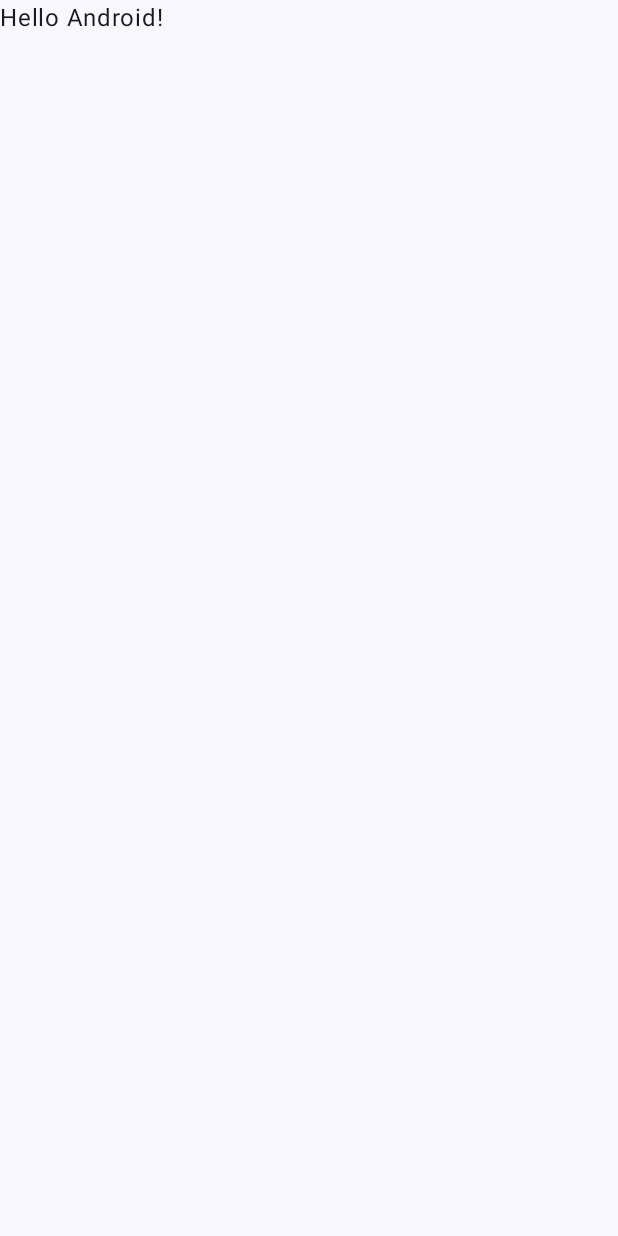
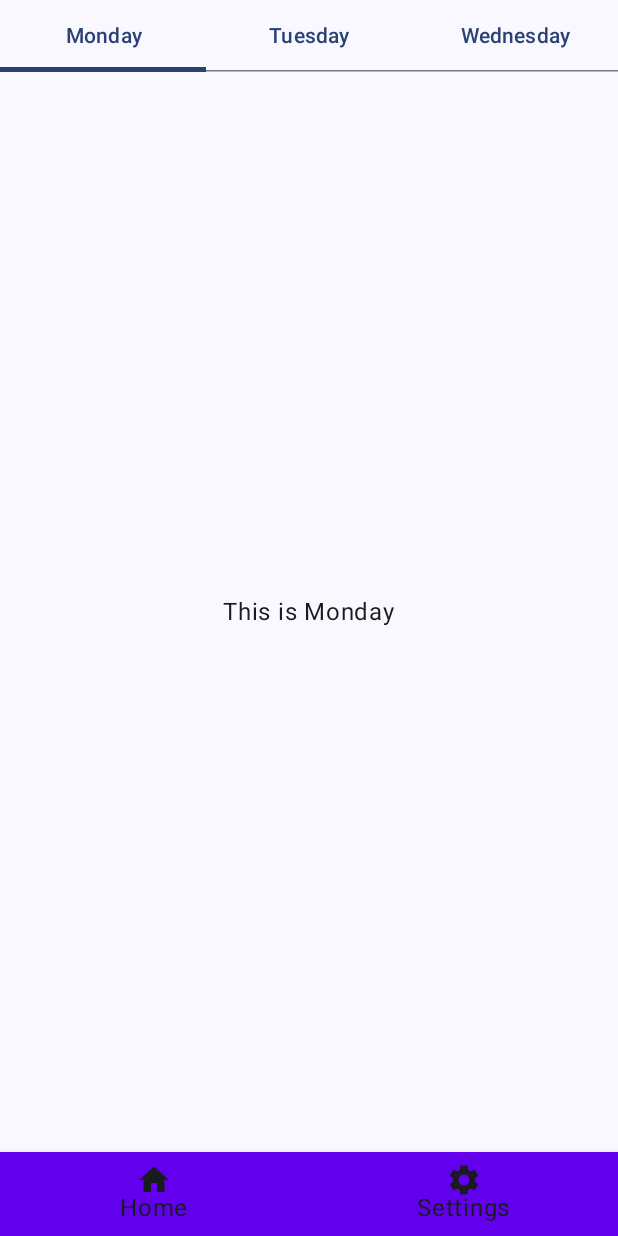
Before and after one commit to hdi10/PrintZone1, an Android app built with Jetpack Compose: the screen it shows after launch (MainActivity), on a phone screen of 412 x 824 dp. Before the commit the screen is almost empty. Run offline under Robolectric (Android 15) with nearby library versions, the phone set to English and light mode, and no system bars; our stand-ins replace accompanist.

Commit message:
TabLayout in Jetpack Compose

```diff
--- a/app/build.gradle.kts
+++ b/app/build.gradle.kts
@@ -59,6 +59,12 @@ dependencies {
     implementation(libs.androidx.ui.graphics)
     implementation(libs.androidx.ui.tooling.preview)
     implementation(libs.androidx.material3)
+
+    //////////////////Accompanist IMPORT wegen https://github.com/hdi10/RandomChoiceHelperApplicationApp/blob/dev/app/src/main/res/drawable/randomgenerate.png
+    // RandomChoiceHelper Fragment
+    implementation(libs.accompanist.pager)
+    implementation(libs.accompanist.pager.indicators)
+
     testImplementation(libs.junit)
     androidTestImplementation(libs.androidx.junit)
     androidTestImplementation(libs.androidx.espresso.core)
--- a/app/src/main/java/com/zelkulon/printzone1/MainActivity.kt
+++ b/app/src/main/java/com/zelkulon/printzone1/MainActivity.kt
@@ -4,14 +4,34 @@ import android.os.Bundle
 import androidx.activity.ComponentActivity
 import androidx.activity.compose.setContent
 import androidx.activity.enableEdgeToEdge
+import androidx.compose.foundation.layout.Box
+import androidx.compose.foundation.layout.Column
 import androidx.compose.foundation.layout.fillMaxSize
 import androidx.compose.foundation.layout.padding
+import androidx.compose.material.BottomNavigation
+import androidx.compose.material.BottomNavigationItem
+import androidx.compose.material.icons.Icons
+import androidx.compose.material.icons.filled.Home
+import androidx.compose.material.icons.filled.Settings
+import androidx.compose.material3.Icon
 import androidx.compose.material3.Scaffold
+import androidx.compose.material3.Tab
+import androidx.compose.material3.TabRow
 import androidx.compose.material3.Text
 import androidx.compose.runtime.Composable
+import androidx.compose.runtime.getValue
+import androidx.compose.runtime.mutableStateOf
+import androidx.compose.runtime.remember
+import androidx.compose.runtime.rememberCoroutineScope
+import androidx.compose.runtime.setValue
+import androidx.compose.ui.Alignment
 import androidx.compose.ui.Modifier
 import androidx.compose.ui.tooling.preview.Preview
+import com.google.accompanist.pager.ExperimentalPagerApi
+import com.google.accompanist.pager.HorizontalPager
+import com.google.accompanist.pager.rememberPagerState
 import com.zelkulon.printzone1.ui.theme.PrintZone1Theme
+import kotlinx.coroutines.launch
 
 class MainActivity : ComponentActivity() {
     override fun onCreate(savedInstanceState: Bundle?) {
@@ -20,10 +40,7 @@ class MainActivity : ComponentActivity() {
         setContent {
             PrintZone1Theme {
                 Scaffold(modifier = Modifier.fillMaxSize()) { innerPadding ->
-                    Greeting(
-                        name = "Android",
-                        modifier = Modifier.padding(innerPadding)
-                    )
+                    MyComposeScreen()
                 }
             }
         }
@@ -38,6 +55,84 @@ fun Greeting(name: String, modifier: Modifier = Modifier) {
     )
 }
 
+@OptIn(ExperimentalPagerApi::class)
+@Composable
+fun MyComposeScreen() {
+    val tabTitles = listOf("Monday", "Tuesday", "Wednesday")
+    val pagerState = rememberPagerState()
+    val coroutineScope = rememberCoroutineScope()
+    var selectedBottomItem by remember { mutableStateOf("home") }
+
+    Scaffold(
+        bottomBar = {
+            BottomNavigation {
+                BottomNavigationItem(
+                    selected = selectedBottomItem == "home",
+                    onClick = { selectedBottomItem = "home" },
+                    icon = { Icon(Icons.Default.Home, contentDescription = "Home") },
+                    label = { Text("Home") }
+                )
+                BottomNavigationItem(
+                    selected = selectedBottomItem == "settings",
+                    onClick = { selectedBottomItem = "settings" },
+                    icon = { Icon(Icons.Default.Settings, contentDescription = "Settings") },
+                    label = { Text("Settings") }
+                )
+            }
+        }
+    ) { innerPadding ->
+        Column(modifier = Modifier
+            .padding(innerPadding)
+            .fillMaxSize()) {
+
+            TabRow(selectedTabIndex = pagerState.currentPage) {
+                tabTitles.forEachIndexed { index, title ->
+                    Tab(
+                        selected = pagerState.currentPage == index,
+                        onClick = {
+                            coroutineScope.launch {
+                                pagerState.animateScrollToPage(index)
+                            }
+                        },
+                        text = { Text(title) }
+                    )
+                }
+            }
+
+            HorizontalPager(
+                count = tabTitles.size,
+                state = pagerState,
+                modifier = Modifier.weight(1f)
+            ) { page ->
+                when (page) {
+                    0 -> MondayScreen()
+                    1 -> TuesdayScreen()
+                    2 -> WednesdayScreen()
+                }
+            }
+        }
+    }
+}
+
+@Composable fun MondayScreen() {
+    Box(modifier = Modifier.fillMaxSize(), contentAlignment = Alignment.Center) {
+        Text("This is Monday")
+    }
+}
+
+@Composable fun TuesdayScreen() {
+    Box(modifier = Modifier.fillMaxSize(), contentAlignment = Alignment.Center) {
+        Text("This is Tuesday")
+    }
+}
+
+@Composable fun WednesdayScreen() {
+    Box(modifier = Modifier.fillMaxSize(), contentAlignment = Alignment.Center) {
+        Text("This is Wednesday")
+    }
+}
+
+
 @Preview(showBackground = true)
 @Composable
 fun GreetingPreview() {
```
Also changed, not shown: gradle/libs.versions.toml (+6 -2 lines).
